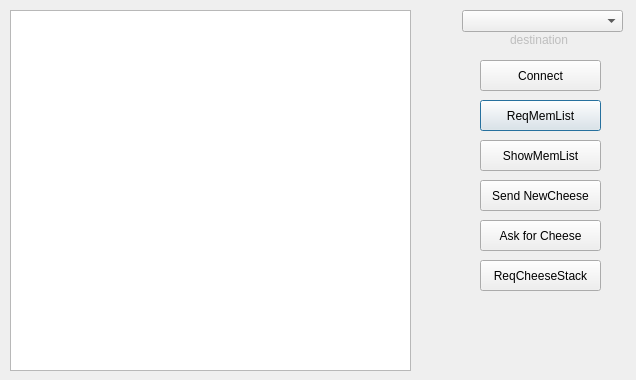
Before: the Qt Designer form code/clientapp.ui in doantumy/Blockchain, drawn with Qt 5.
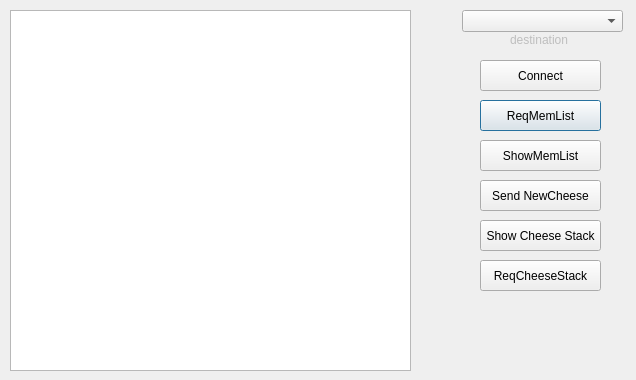
After: the same form once the commit is applied.

```diff
--- a/code/clientapp.ui
+++ b/code/clientapp.ui
@@ -114,7 +114,7 @@
     </rect>
    </property>
    <property name="text">
-    <string>Ask for Cheese</string>
+    <string>Show Cheese Stack</string>
    </property>
   </widget>
   <widget class="QPushButton" name="btnReqCS">
```
Left out of the diff: 2 changed lines with no effect on the pictures.
